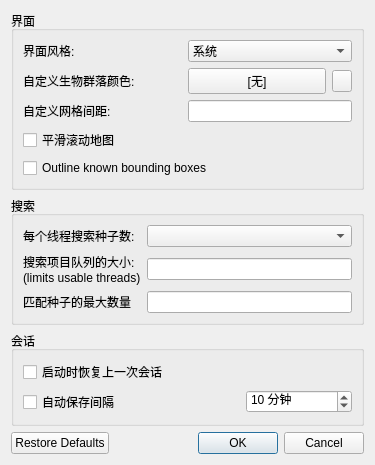
The-Cat-Town-Craft/cubiomes-viewer, file src/configdialog.ui: the form before one commit.
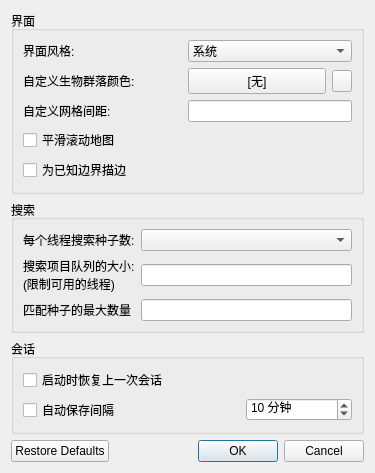
The form after the commit. Icons and pictures are not drawn.

Commit message: 补充 `首选项` 页面

The edit to the form file:
```diff
--- a/src/configdialog.ui
+++ b/src/configdialog.ui
@@ -28,7 +28,7 @@
        <widget class="QLabel" name="label_2">
         <property name="text">
          <string>搜索项目队列的大小:
-(limits usable threads)</string>
+(限制可用的线程)</string>
         </property>
        </widget>
       </item>
@@ -101,7 +101,7 @@
       <item row="4" column="0" colspan="4">
        <widget class="QCheckBox" name="checkBBoxes">
         <property name="text">
-         <string>Outline known bounding boxes</string>
+         <string>为已知边界描边</string>
         </property>
        </widget>
       </item>
```
